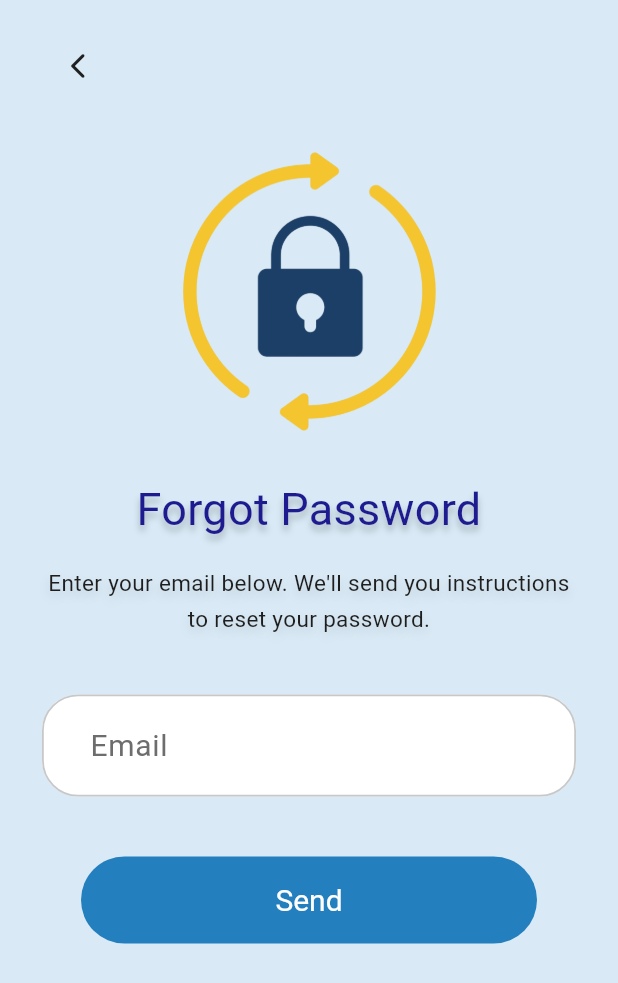
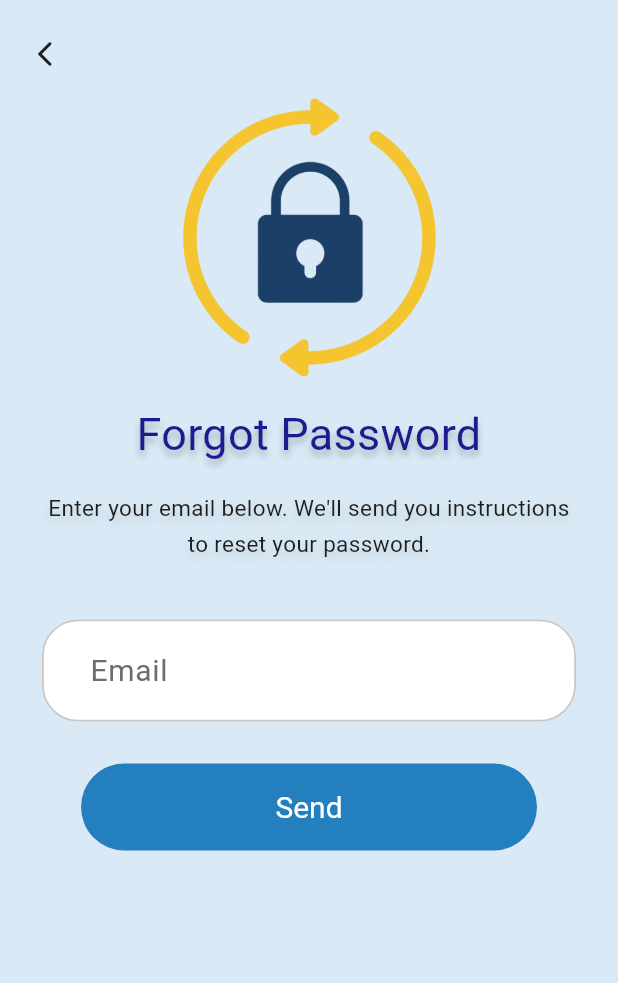
Before and after one commit to aarati123bisankhe/swastha_sathi_frontend, a Flutter app: the ForgotPasswordScreen screen opened directly, on a phone screen of 412 x 824 dp. Shown: the top 983 px of the screen. Run offline on Flutter 3.47's test engine with Material 3 defaults, Android fonts, the phone set to English and light mode, and no system bars; our stand-ins replace dio, equatable, flutter_riverpod, flutter_secure_storage, pretty_dio_logger, shared_preferences; missing offline and left inert: dio_smart_retry; accounts and stored records are empty.

Commit message:
done forgot password design

```diff
--- a/lib/app/features/auth/presentation/pages/forgot_password_screen.dart
+++ b/lib/app/features/auth/presentation/pages/forgot_password_screen.dart
@@ -43,8 +43,16 @@ class _ForgotPasswordScreenState extends State<ForgotPasswordScreen> {
               children: [
                 Align(
                   alignment: Alignment.centerLeft,
+                  child: Transform.translate(
+                    offset: const Offset(-14, 0),
                     child: IconButton(
                       onPressed: () => Navigator.of(context).pop(),
+                      padding: EdgeInsets.zero,
+                      constraints: const BoxConstraints(),
+                      visualDensity: const VisualDensity(
+                        horizontal: -4,
+                        vertical: -4,
+                      ),
                       icon: const Icon(
                         Icons.arrow_back_ios_new_rounded,
                         size: 20,
@@ -52,7 +60,8 @@ class _ForgotPasswordScreenState extends State<ForgotPasswordScreen> {
                       ),
                     ),
                   ),
-                const SizedBox(height: 20),
+                ),
+                const SizedBox(height: 0),
                 Center(
                   child: Image.asset(
                     'assets/images/forgot_password_center.png',
@@ -60,7 +69,7 @@ class _ForgotPasswordScreenState extends State<ForgotPasswordScreen> {
                     fit: BoxFit.contain,
                   ),
                 ),
-                const SizedBox(height: 24),
+                const SizedBox(height: 10),
                 Text(
                   'Forgot Password',
                   textAlign: TextAlign.center,
@@ -153,7 +162,7 @@ class _ForgotPasswordScreenState extends State<ForgotPasswordScreen> {
                     ),
                   ),
                 ),
-                const SizedBox(height: 40),
+                const SizedBox(height: 28),
                 Padding(
                   padding: const EdgeInsets.symmetric(horizontal: 26),
                   child: SizedBox(
```
Lines whose indentation alone changed are shown as unchanged.
